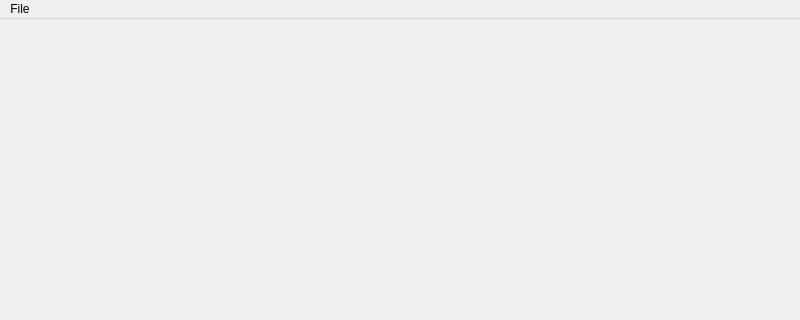
Qt form App/GraphPainterBuilder/src/mainwindow.ui (piborisovich/repo) before a commit; both pictures show x 0 to 800 and y 0 to 320 of the 800 by 600 pixel window.
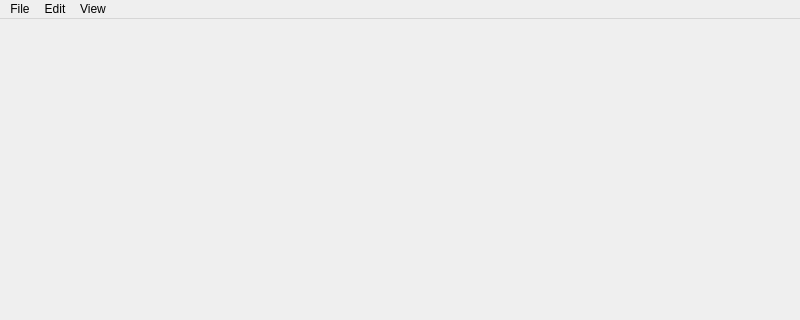
The same form after that commit.

```diff
--- a/App/GraphPainterBuilder/src/mainwindow.ui
+++ b/App/GraphPainterBuilder/src/mainwindow.ui
@@ -33,7 +33,29 @@
     <addaction name="separator"/>
     <addaction name="actionExit"/>
    </widget>
+   <widget class="QMenu" name="menuView">
+    <property name="title">
+     <string>View</string>
+    </property>
+    <widget class="QMenu" name="menuPanels">
+     <property name="title">
+      <string>Panels</string>
+     </property>
+     <addaction name="actionToolPanel"/>
+     <addaction name="actionLayer_panel"/>
+    </widget>
+    <addaction name="menuPanels"/>
+   </widget>
+   <widget class="QMenu" name="menuEdit">
+    <property name="title">
+     <string>Edit</string>
+    </property>
+    <addaction name="actionUndo"/>
+    <addaction name="actionRedo"/>
+   </widget>
    <addaction name="menuFile"/>
+   <addaction name="menuEdit"/>
+   <addaction name="menuView"/>
   </widget>
   <widget class="QStatusBar" name="statusbar"/>
   <action name="actionExit">
```
Left out of the diff: 32 changed lines with no effect on the pictures.
